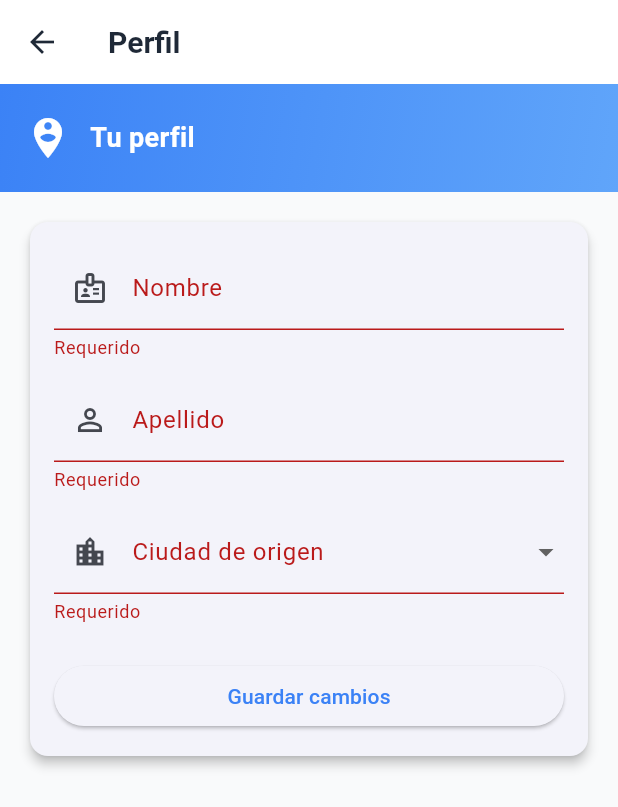
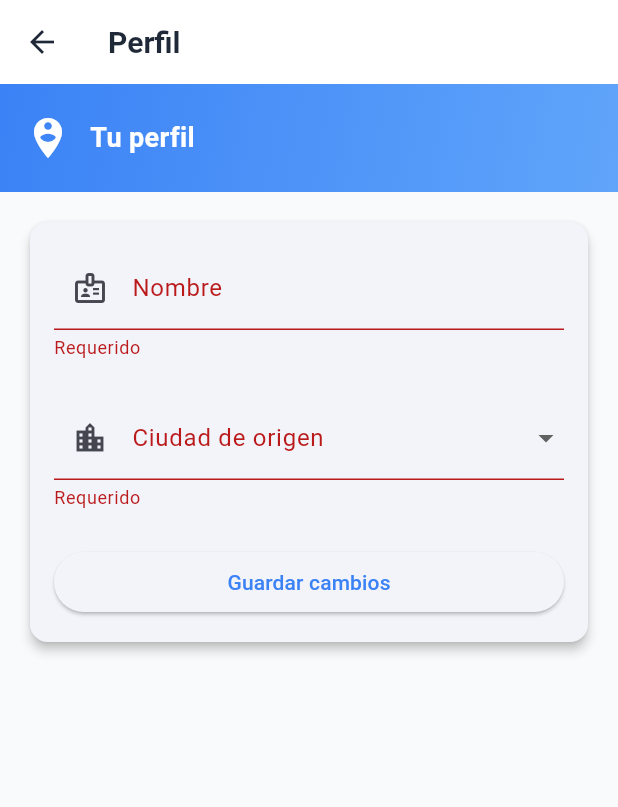
Before and after one commit to Valery-Rosero/Wanderly, a Flutter app: the ProfilePage screen opened directly, after a tap on "Guardar cambios", on a phone screen of 412 x 824 dp. Shown: the top 807 px of the screen. Run offline on Flutter 3.47's test engine with Material 3 defaults, Android fonts, the light colour scheme and no system bars; our stand-ins replace bloc, equatable, flutter_bloc, flutter_map, geolocator, google_generative_ai and 3 more; accounts and stored records are empty.

Commit message:
cambio de credenciales 2

```diff
--- a/flutter_application_movile/lib/data/datasources/remote/usuarios_remote_data_source.dart
+++ b/flutter_application_movile/lib/data/datasources/remote/usuarios_remote_data_source.dart
@@ -26,7 +26,6 @@ class UsuariosRemoteDataSource {
     await _supabase.from('usuarios').upsert({
       'id': perfil.userId,
       'nombre': perfil.nombre,
-      'apellido': perfil.apellido,
       'ubicacion_base': perfil.ubicacionBase,
       'base_lat': perfil.baseLat,
       'base_lon': perfil.baseLon,
--- a/flutter_application_movile/lib/presentation/pages/profile_page.dart
+++ b/flutter_application_movile/lib/presentation/pages/profile_page.dart
@@ -18,7 +18,6 @@ class ProfilePage extends StatefulWidget {
 class _ProfilePageState extends State<ProfilePage> {
   final _formKey = GlobalKey<FormState>();
   final _nombreCtrl = TextEditingController();
-  final _apellidoCtrl = TextEditingController();
   final _ubicacionCtrl = TextEditingController();
   double? _baseLat;
   double? _baseLon;
@@ -26,6 +25,15 @@ class _ProfilePageState extends State<ProfilePage> {
   bool _guardando = false;
   late List<String> _ciudades;
   String? _ciudadSeleccionada;
+
+  String _toTitleCase(String input) {
+    final trimmed = input.trim();
+    if (trimmed.isEmpty) return trimmed;
+    final words = trimmed.toLowerCase().split(RegExp(r"\s+"));
+    return words
+        .map((w) => w.isEmpty ? w : w[0].toUpperCase() + w.substring(1))
+        .join(' ');
+  }
 
   @override
   void initState() {
@@ -51,7 +59,6 @@ class _ProfilePageState extends State<ProfilePage> {
         final lp = await local.getProfile(userId);
         if (lp != null) {
           _nombreCtrl.text = lp.nombre ?? '';
-          _apellidoCtrl.text = lp.apellido ?? '';
           _ubicacionCtrl.text = lp.ubicacionBase ?? '';
           _ciudadSeleccionada = lp.ubicacionBase;
           if (_ciudadSeleccionada != null && !_ciudades.contains(_ciudadSeleccionada)) {
@@ -68,7 +75,6 @@ class _ProfilePageState extends State<ProfilePage> {
       final rp = await remote.obtenerPerfil(userId);
       if (rp != null) {
         _nombreCtrl.text = rp.nombre ?? _nombreCtrl.text;
-        _apellidoCtrl.text = rp.apellido ?? _apellidoCtrl.text;
         _ubicacionCtrl.text = rp.ubicacionBase ?? _ubicacionCtrl.text;
         _ciudadSeleccionada = rp.ubicacionBase ?? _ciudadSeleccionada;
         if (_ciudadSeleccionada != null && !_ciudades.contains(_ciudadSeleccionada)) {
@@ -92,7 +98,15 @@ class _ProfilePageState extends State<ProfilePage> {
     setState(() => _guardando = true);
 
     final authState = context.read<AuthBloc>().state;
-    if (authState is! AuthAuthenticated) return;
+    if (authState is! AuthAuthenticated) {
+      if (mounted) {
+        ScaffoldMessenger.of(context).showSnackBar(
+          const SnackBar(content: Text('Inicia sesión para actualizar tu perfil')),
+        );
+      }
+      setState(() => _guardando = false);
+      return;
+    }
     final userId = authState.usuario.id;
 
     // Si no hay coordenadas base, intenta usar ubicación actual
@@ -106,8 +120,8 @@ class _ProfilePageState extends State<ProfilePage> {
 
     final perfil = UserProfile(
       userId: userId,
-      nombre: _nombreCtrl.text.trim(),
-      apellido: _apellidoCtrl.text.trim(),
+      nombre: _toTitleCase(_nombreCtrl.text.trim()),
+      apellido: null,
       ubicacionBase: _ciudadSeleccionada,
       baseLat: _baseLat,
       baseLon: _baseLon,
@@ -186,11 +200,6 @@ class _ProfilePageState extends State<ProfilePage> {
                                 validator: (v) => (v == null || v.trim().isEmpty) ? 'Requerido' : null,
                               ),
                               const SizedBox(height: 12),
-                              TextFormField(
-                                controller: _apellidoCtrl,
-                                decoration: const InputDecoration(labelText: 'Apellido', prefixIcon: Icon(Icons.person_outline)),
-                                validator: (v) => (v == null || v.trim().isEmpty) ? 'Requerido' : null,
-                              ),
                               const SizedBox(height: 12),
                               DropdownButtonFormField<String>(
                                 value: _ciudadSeleccionada,
```
Also changed, not shown: 2 other files.
